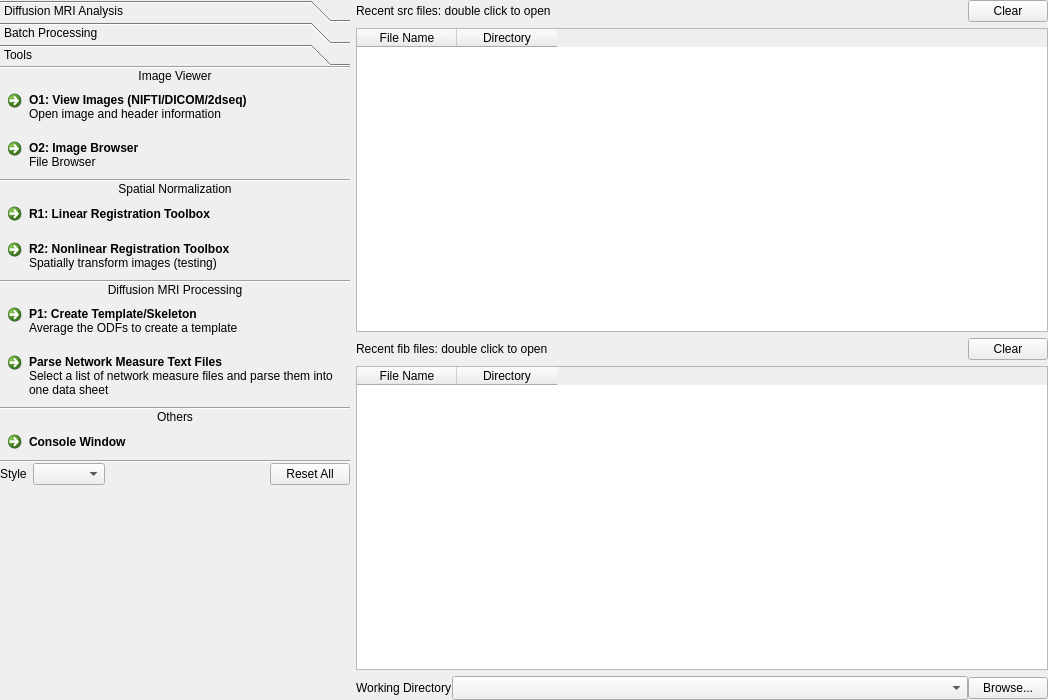
Qt form mainwindow.ui (frankyeh/DSI-Studio) before a commit.
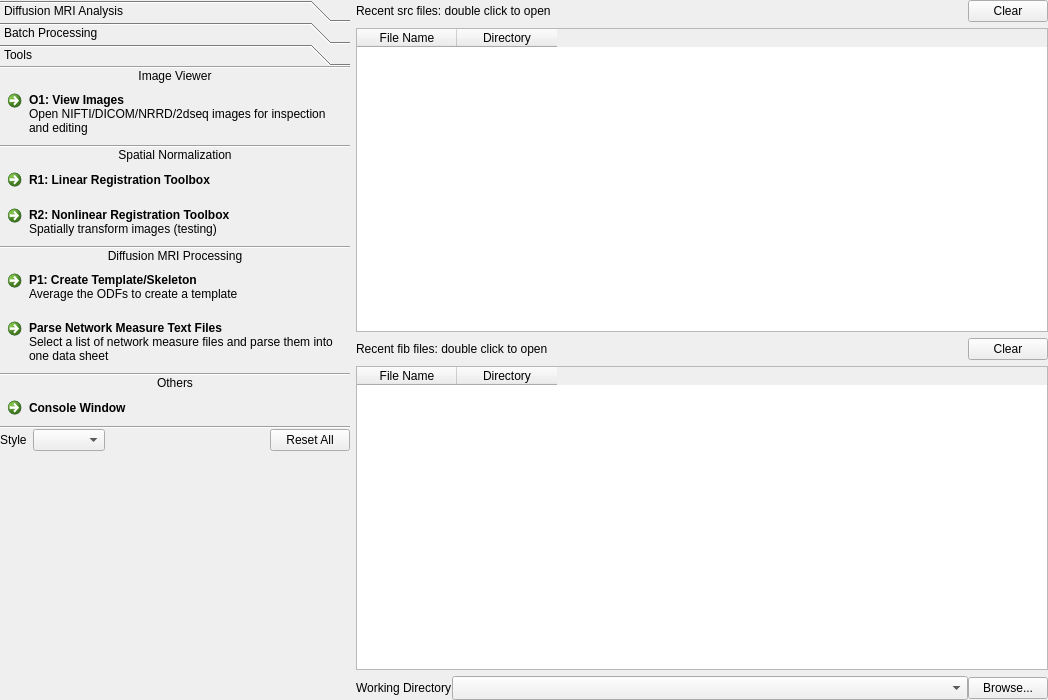
The same form after that commit. The open tabs and pages were chosen to show the change. Icons and pictures are not drawn.

The edit to the form file:
```diff
--- a/mainwindow.ui
+++ b/mainwindow.ui
@@ -450,20 +450,10 @@
         <item>
          <widget class="QCommandLinkButton" name="view_image">
           <property name="text">
-           <string>O1: View Images (NIFTI/DICOM/2dseq)</string>
+           <string>O1: View Images</string>
           </property>
           <property name="description">
-           <string>Open image and header information</string>
-          </property>
-         </widget>
-        </item>
-        <item>
-         <widget class="QCommandLinkButton" name="bruker_browser">
-          <property name="text">
-           <string>O2: Image Browser</string>
-          </property>
-          <property name="description">
-           <string>File Browser</string>
+           <string>Open NIFTI/DICOM/NRRD/2dseq images for inspection and editing</string>
           </property>
          </widget>
         </item>
```
Left out of the diff: 2 changed lines with no effect on the pictures.
